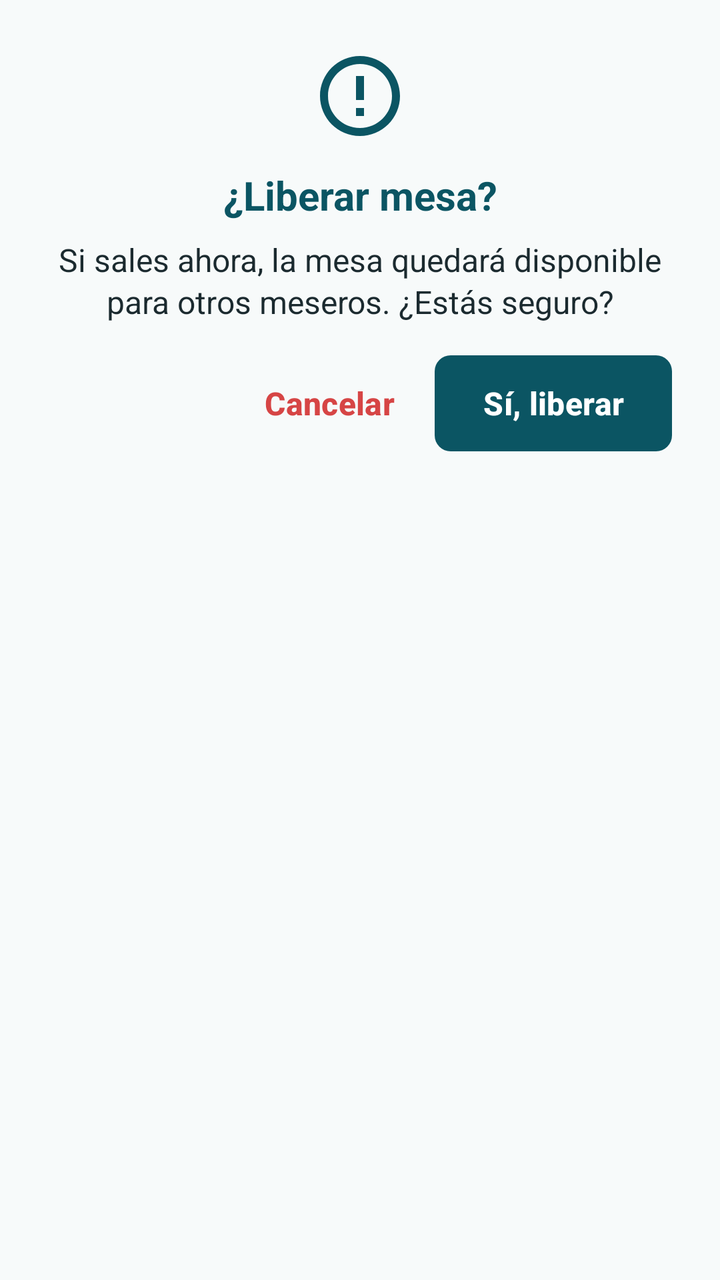
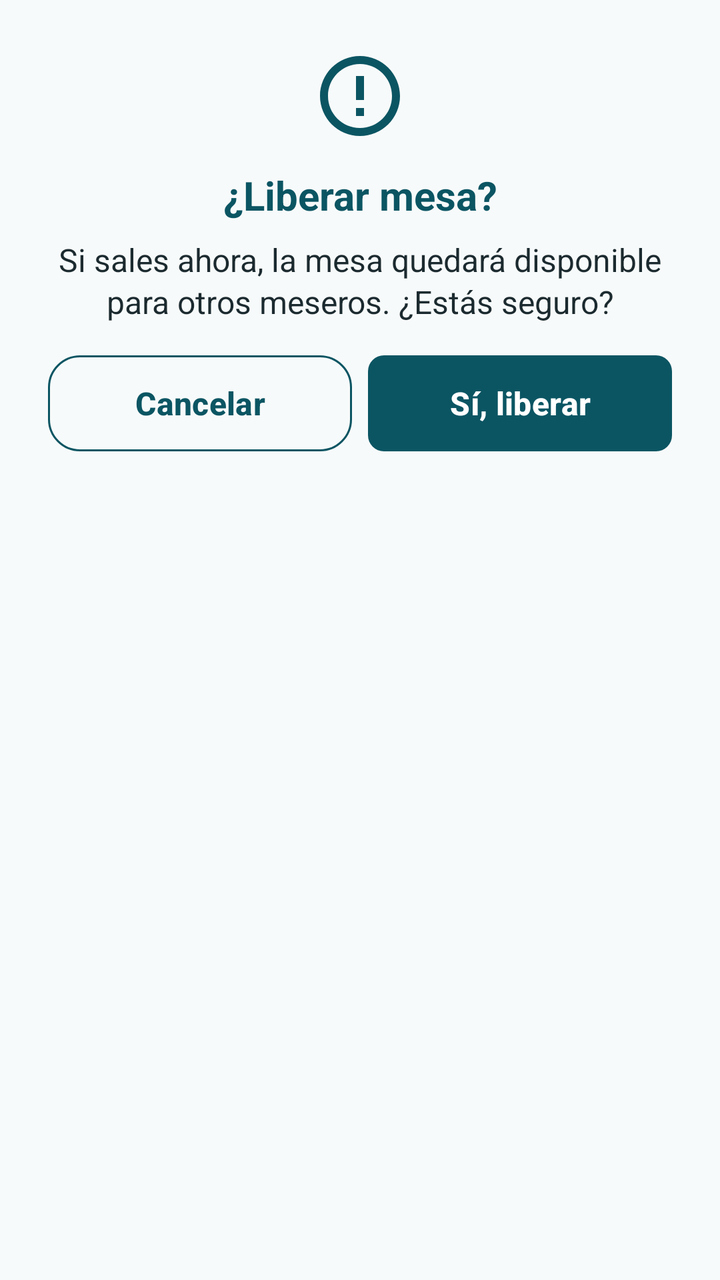

The first picture is an Android layout as it rendered before a commit; the second is the same layout after the commit. The layout source and the unified diff follow.
<!-- AndroidManifest.xml: application theme Theme.LaCasaBlancaMesero -->
<!-- res/layout/dialog_liberar_mesa.xml -->
<?xml version="1.0" encoding="utf-8"?>
<LinearLayout xmlns:android="http://schemas.android.com/apk/res/android"
    xmlns:app="http://schemas.android.com/apk/res-auto"
    xmlns:tools="http://schemas.android.com/tools"
    android:layout_width="match_parent"
    android:layout_height="wrap_content"
    android:gravity="center_horizontal"
    android:orientation="vertical"
    android:paddingHorizontal="@dimen/espacio_xl"
    android:paddingTop="@dimen/espacio_xl"
    android:paddingBottom="@dimen/espacio_l">

    <ImageView
        android:id="@+id/iconoDialogo"
        android:layout_width="@dimen/icono_xl"
        android:layout_height="@dimen/icono_xl"
        android:contentDescription="@string/dialogo_liberar_icono_cd"
        android:src="@drawable/ic_error_outline"
        app:tint="@color/primary" />

    <TextView
        android:id="@+id/tituloDialogo"
        android:layout_width="match_parent"
        android:layout_height="wrap_content"
        android:layout_marginTop="@dimen/espacio_m"
        android:breakStrategy="simple"
        android:gravity="center"
        android:hyphenationFrequency="none"
        android:text="@string/dialogo_liberar_titulo"
        android:textColor="@color/primary"
        android:textSize="@dimen/texto_titulo_tarjeta"
        android:textStyle="bold" />

    <TextView
        android:id="@+id/mensajeDialogo"
        android:layout_width="match_parent"
        android:layout_height="wrap_content"
        android:layout_marginTop="@dimen/espacio_s"
        android:breakStrategy="simple"
        android:gravity="center"
        android:hyphenationFrequency="none"
        android:lineSpacingExtra="2dp"
        android:text="@string/dialogo_liberar_mensaje"
        android:textColor="@color/texto_principal"
        android:textSize="@dimen/texto_cuerpo" />

    <ProgressBar
        android:id="@+id/progresoLiberar"
        style="?android:attr/progressBarStyle"
        android:layout_width="@dimen/espacio_xxl"
        android:layout_height="@dimen/espacio_xxl"
        android:layout_marginTop="@dimen/espacio_l"
        android:contentDescription="@string/dialogo_liberar_progreso"
        android:indeterminate="true"
        android:indeterminateTint="@color/primary"
        android:visibility="gone"
        tools:visibility="visible" />

    <TextView
        android:id="@+id/textoProgreso"
        android:layout_width="wrap_content"
        android:layout_height="wrap_content"
        android:layout_marginTop="@dimen/espacio_s"
        android:breakStrategy="simple"
        android:hyphenationFrequency="none"
        android:text="@string/dialogo_liberar_progreso"
        android:textColor="@color/texto_secundario"
        android:textSize="@dimen/texto_etiqueta"
        android:visibility="gone"
        tools:visibility="visible" />

    <LinearLayout
        android:id="@+id/grupoBotones"
        android:layout_width="match_parent"
        android:layout_height="wrap_content"
        android:layout_marginTop="@dimen/espacio_l"
        android:gravity="end|center_vertical"
        android:orientation="horizontal">

        <com.google.android.material.button.MaterialButton
            android:id="@+id/btnCancelar"
            style="@style/Boton.DialogoCancelar"
            android:layout_width="wrap_content"
            android:text="@string/dialogo_liberar_cancelar" />

        <com.google.android.material.button.MaterialButton
            android:id="@+id/btnLiberar"
            style="@style/Boton.DialogoLiberar"
            android:layout_width="wrap_content"
            android:layout_marginStart="@dimen/espacio_s"
            android:text="@string/dialogo_liberar_confirmar" />
    </LinearLayout>
</LinearLayout>
<!-- resources referenced by this layout -->
<resources>
  <color name="primary">#0B5563</color>
  <color name="texto_principal">#1B2A2F</color>
  <color name="texto_secundario">#40484B</color>
  <dimen name="espacio_l">16dp</dimen>
  <dimen name="espacio_m">12dp</dimen>
  <dimen name="espacio_s">8dp</dimen>
  <dimen name="espacio_xl">24dp</dimen>
  <dimen name="espacio_xxl">32dp</dimen>
  <dimen name="icono_xl">48dp</dimen>
  <dimen name="texto_cuerpo">16sp</dimen>
  <dimen name="texto_etiqueta">12sp</dimen>
  <dimen name="texto_titulo_tarjeta">20sp</dimen>
  <string name="dialogo_liberar_cancelar">Cancelar</string>
  <string name="dialogo_liberar_confirmar">Sí, liberar</string>
  <string name="dialogo_liberar_icono_cd">Advertencia: la mesa quedará disponible para otros meseros</string>
  <string name="dialogo_liberar_mensaje">Si sales ahora, la mesa quedará disponible para otros meseros. ¿Estás seguro?</string>
  <string name="dialogo_liberar_progreso">Liberando mesa…</string>
  <string name="dialogo_liberar_titulo">¿Liberar mesa?</string>
  <style name="Boton.DialogoCancelar" parent="Widget.Material3.Button.TextButton">
          <item name="android:layout_height">@dimen/toque_minimo</item>
          <item name="android:minHeight">@dimen/toque_minimo</item>
          <item name="android:insetTop">0dp</item>
          <item name="android:insetBottom">0dp</item>
          <item name="cornerRadius">8dp</item>
          <item name="backgroundTint">@android:color/transparent</item>
          <item name="android:textColor">@color/estado_ocupada</item>
          <item name="iconTint">@color/estado_ocupada</item>
          <item name="android:textAllCaps">false</item>
          <item name="android:textStyle">bold</item>
          <item name="android:textSize">@dimen/texto_cuerpo</item>
          <item name="android:autoSizeTextType">uniform</item>
          <item name="android:autoSizeMinTextSize">11sp</item>
          <item name="android:autoSizeMaxTextSize">16sp</item>
          <item name="android:autoSizeStepGranularity">1sp</item>
          <item name="android:hyphenationFrequency">none</item>
          <item name="android:breakStrategy">simple</item>
          <item name="android:maxLines">1</item>
      </style>
  <style name="Theme.LaCasaBlancaMesero" parent="Base.Theme.LaCasaBlancaMesero" />
  <color name="error">#BA1A1A</color>
  <dimen name="toque_minimo">48dp</dimen>
  <color name="estado_ocupada">#D64545</color>
  <color name="on_primary">#FFFFFF</color>
  <color name="primary_container">#0B5563</color>
  <color name="accent_lima">#A3D63F</color>
  <color name="secondary_container">#BCF157</color>
  <color name="primary_dark">#003D48</color>
  <color name="background">#F7FAFA</color>
  <color name="surface">#FFFFFF</color>
  <color name="error_container">#FFDAD6</color>
  <color name="on_error_container">#93000A</color>
  <style name="ThemeOverlay.LaCasaBlanca.Dialogo" parent="ThemeOverlay.Material3.MaterialAlertDialog">
          <item name="alertDialogStyle">@style/MaterialAlertDialog.LaCasaBlanca</item>
      </style>
  <!-- drawable logo_casa_blanca_icon (drawable) -->
  <?xml version="1.0" encoding="utf-8"?>
  <inset xmlns:android="http://schemas.android.com/apk/res/android"
      android:drawable="@drawable/logo_casa_blanca"
      android:insetLeft="19.45%"
      android:insetTop="19.45%"
      android:insetRight="19.45%"
      android:insetBottom="19.45%" />
  <style name="Texto.Base" parent="Widget.AppCompat.TextView">
          <item name="android:hyphenationFrequency">none</item>
          <item name="android:breakStrategy">simple</item>
      </style>
  <style name="MaterialAlertDialog.LaCasaBlanca" parent="MaterialAlertDialog.Material3">
          <item name="shapeAppearance">@style/ShapeAppearance.LaCasaBlanca.Dialogo</item>
          <item name="shapeAppearanceOverlay">@null</item>
      </style>
  <style name="ShapeAppearance.LaCasaBlanca.Dialogo" parent="ShapeAppearance.Material3.MediumComponent">
          <item name="cornerFamily">rounded</item>
          <item name="cornerSize">24dp</item>
      </style>
  <!-- unchanged entries left out for length: 4 -->
</resources>

<!-- the commit's change to res/layout/dialog_liberar_mesa.xml (unified diff, before → after) -->
@@ -74,20 +74,39 @@
         android:layout_width="match_parent"
         android:layout_height="wrap_content"
         android:layout_marginTop="@dimen/espacio_l"
-        android:gravity="end|center_vertical"
+        android:baselineAligned="false"
+        android:gravity="center_vertical"
         android:orientation="horizontal">
 
         <com.google.android.material.button.MaterialButton
             android:id="@+id/btnCancelar"
-            style="@style/Boton.DialogoCancelar"
-            android:layout_width="wrap_content"
+            style="@style/Boton.Outlined"
+            android:layout_width="0dp"
+            android:layout_height="@dimen/toque_minimo"
+            android:layout_weight="1"
+            android:autoSizeMaxTextSize="16sp"
+            android:autoSizeMinTextSize="11sp"
+            android:autoSizeStepGranularity="1sp"
+            android:autoSizeTextType="uniform"
+            android:breakStrategy="simple"
+            android:hyphenationFrequency="none"
+            android:maxLines="1"
             android:text="@string/dialogo_liberar_cancelar" />
 
         <com.google.android.material.button.MaterialButton
             android:id="@+id/btnLiberar"
             style="@style/Boton.DialogoLiberar"
-            android:layout_width="wrap_content"
+            android:layout_width="0dp"
+            android:layout_height="@dimen/toque_minimo"
             android:layout_marginStart="@dimen/espacio_s"
+            android:layout_weight="1"
+            android:autoSizeMaxTextSize="16sp"
+            android:autoSizeMinTextSize="11sp"
+            android:autoSizeStepGranularity="1sp"
+            android:autoSizeTextType="uniform"
+            android:breakStrategy="simple"
+            android:hyphenationFrequency="none"
+            android:maxLines="1"
             android:text="@string/dialogo_liberar_confirmar" />
     </LinearLayout>
 </LinearLayout>
<!-- resource entries referenced after the edit -->
@@ -18,15 +18,16 @@
   <string name="dialogo_liberar_mensaje">Si sales ahora, la mesa quedará disponible para otros meseros. ¿Estás seguro?</string>
   <string name="dialogo_liberar_progreso">Liberando mesa…</string>
   <string name="dialogo_liberar_titulo">¿Liberar mesa?</string>
-  <style name="Boton.DialogoCancelar" parent="Widget.Material3.Button.TextButton">
+  <style name="Boton.Outlined" parent="Widget.Material3.Button.OutlinedButton">
           <item name="android:layout_height">@dimen/toque_minimo</item>
           <item name="android:minHeight">@dimen/toque_minimo</item>
           <item name="android:insetTop">0dp</item>
           <item name="android:insetBottom">0dp</item>
-          <item name="cornerRadius">8dp</item>
-          <item name="backgroundTint">@android:color/transparent</item>
-          <item name="android:textColor">@color/estado_ocupada</item>
-          <item name="iconTint">@color/estado_ocupada</item>
+          <item name="cornerRadius">@dimen/radio_boton</item>
+          <item name="strokeColor">@color/primary</item>
+          <item name="strokeWidth">1dp</item>
+          <item name="android:textColor">@color/primary</item>
+          <item name="iconTint">@color/primary</item>
           <item name="android:textAllCaps">false</item>
           <item name="android:textStyle">bold</item>
           <item name="android:textSize">@dimen/texto_cuerpo</item>
@@ -41,8 +42,8 @@
   <style name="Theme.LaCasaBlancaMesero" parent="Base.Theme.LaCasaBlancaMesero" />
   <color name="error">#BA1A1A</color>
   <dimen name="toque_minimo">48dp</dimen>
-  <color name="estado_ocupada">#D64545</color>
   <color name="on_primary">#FFFFFF</color>
+  <dimen name="radio_boton">16dp</dimen>
   <color name="primary_container">#0B5563</color>
   <color name="accent_lima">#A3D63F</color>
   <color name="secondary_container">#BCF157</color>
